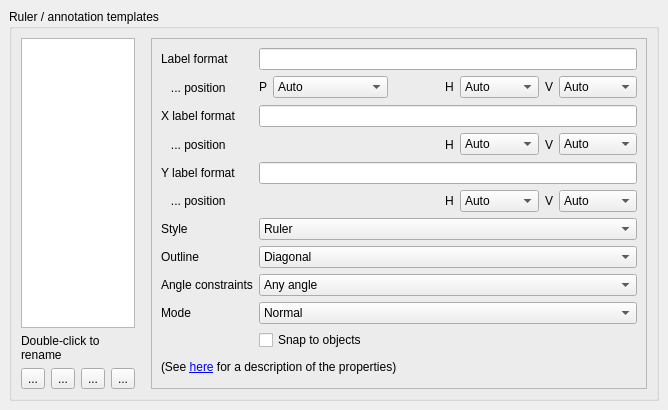
This is src/ant/ant/RulerConfigPage4.ui in KLayout/klayout as Qt 5 draws it before an edit. The edited form follows.
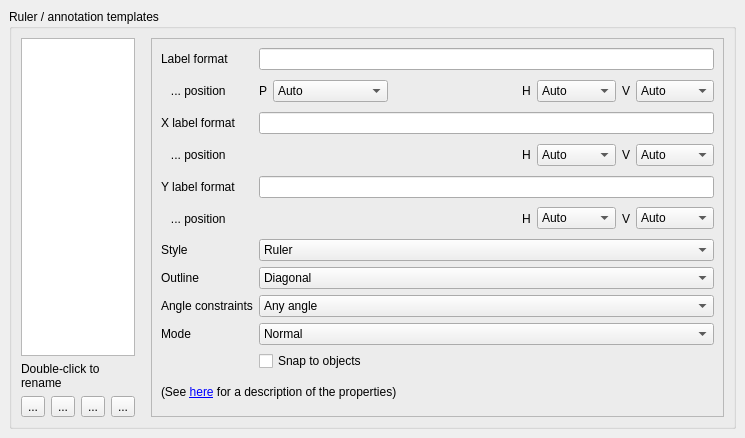
This is the edited form. Icons and pictures are not drawn.

Diff of the .ui file:
```diff
--- a/src/ant/ant/RulerConfigPage4.ui
+++ b/src/ant/ant/RulerConfigPage4.ui
@@ -6,8 +6,8 @@
    <rect>
     <x>0</x>
     <y>0</y>
-    <width>668</width>
-    <height>410</height>
+    <width>745</width>
+    <height>438</height>
    </rect>
   </property>
   <property name="windowTitle">
```
Left out of the diff: 7 changed lines with no effect on the pictures.
